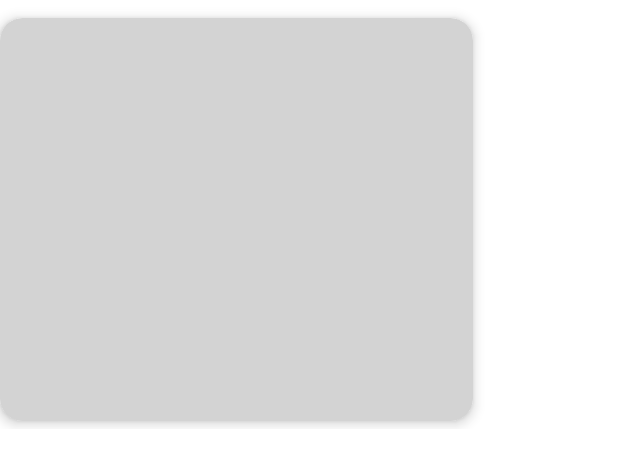
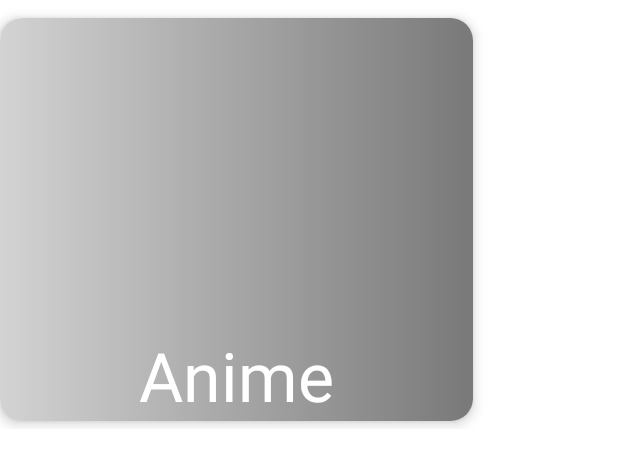
Before and after one commit to MohitSharma0101/Vision_Wallpapers, an Android app: the layout category_card.xml on its own in the app's theme, with its tools: preview values and no code run, on a phone screen of 412 x 824 dp. Shown: the top 466 px of the screen. Run offline under Robolectric (Android 15) with nearby library versions, the light colour scheme and no system bars; network calls fail; Roboto replaces fonts that are not available here.

Commit message:
category section ui updated

```diff
--- /dev/null
+++ b/app/src/main/res/drawable/category_back.xml
@@ -0,0 +1,6 @@
+<?xml version="1.0" encoding="utf-8"?>
+<shape xmlns:android="http://schemas.android.com/apk/res/android" android:shape="rectangle">
+<gradient android:startColor="@color/transparent"
+    android:endColor="#6D000000"/>
+
+</shape>
--- a/app/src/main/res/layout/category_card.xml
+++ b/app/src/main/res/layout/category_card.xml
@@ -2,7 +2,8 @@
 <FrameLayout xmlns:android="http://schemas.android.com/apk/res/android"
     xmlns:app="http://schemas.android.com/apk/res-auto"
     android:layout_width="@dimen/_250sdp"
-    android:layout_height="@dimen/_220sdp">
+    android:layout_height="@dimen/_220sdp"
+   >
 
     <com.google.android.material.card.MaterialCardView
         android:layout_width="match_parent"
@@ -22,6 +23,16 @@
             android:scaleType="centerCrop"
             android:transitionName="photo" />
 
+        <TextView
+            android:layout_width="match_parent"
+            android:layout_height="match_parent"
+            android:background="@drawable/category_back"
+            android:textColor="@color/white"
+            android:text="Anime"
+            android:textSize="@dimen/_35ssp"
+            android:gravity="center|bottom"
+            />
+
 
     </com.google.android.material.card.MaterialCardView>
 
```
Also changed, not shown: app/src/main/java/com/vision/wallpapers/Adapter.kt (+0 -8 lines).
